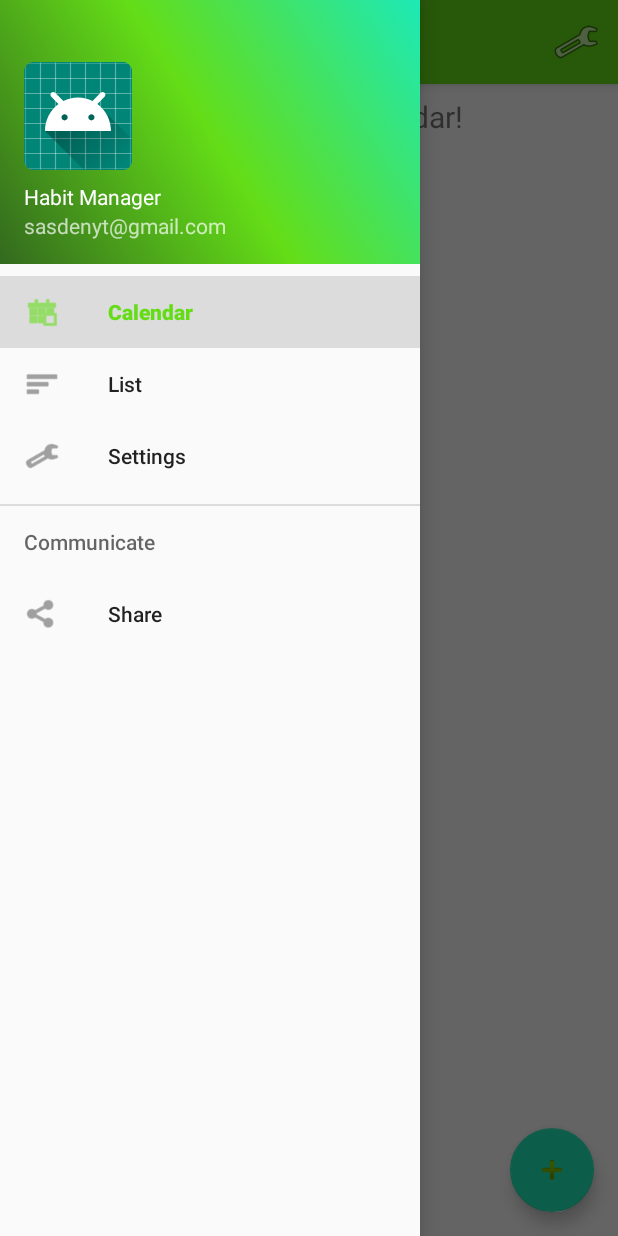
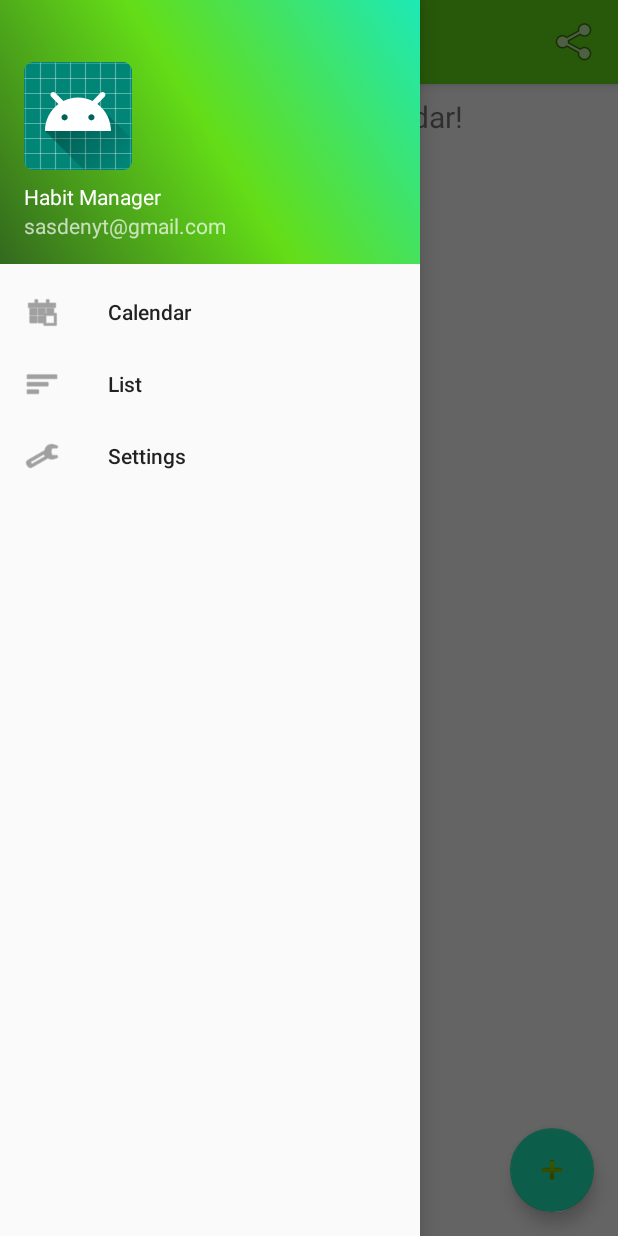
Before and after one commit to SanyaCat/Kutima, an Android app: the screen it shows after launch (MainActivity), with the side drawer open, on a phone screen of 412 x 824 dp. Run offline under Robolectric (Android 15) with nearby library versions, the phone set to English and light mode, and no system bars; our stand-ins replace data binding, navigation-ui; 3 statements that could not run were skipped.

Commit message:
add share item, add basic localization

```diff
--- a/app/src/main/res/layout/content_main.xml
+++ b/app/src/main/res/layout/content_main.xml
@@ -7,7 +7,7 @@
     app:layout_behavior="@string/appbar_scrolling_view_behavior"
     tools:showIn="@layout/app_bar_main">
 
-    <fragment
+    <androidx.fragment.app.FragmentContainerView
         android:id="@+id/nav_host_fragment"
         android:name="androidx.navigation.fragment.NavHostFragment"
         android:layout_width="match_parent"
--- a/app/src/main/res/menu/activity_main_drawer.xml
+++ b/app/src/main/res/menu/activity_main_drawer.xml
@@ -17,14 +17,4 @@
             android:icon="@android:drawable/ic_menu_preferences"
             android:title="@string/menu_settings" />
     </group>
-
-    <item android:title="@string/nav_header_communication">
-        <menu>
-            <item
-                android:id="@+id/nav_share"
-                android:icon="@android:drawable/ic_menu_share"
-                android:title="@string/menu_share" />
-        </menu>
-    </item>
-
 </menu>
--- a/app/src/main/res/menu/main.xml
+++ b/app/src/main/res/menu/main.xml
@@ -2,8 +2,8 @@
 <menu xmlns:android="http://schemas.android.com/apk/res/android"
     xmlns:app="http://schemas.android.com/apk/res-auto">
     <item
-        android:id="@+id/nav_settings"
-        android:icon="@android:drawable/ic_menu_preferences"
+        android:id="@+id/item_share"
+        android:icon="@android:drawable/ic_menu_share"
         app:showAsAction="always"
         android:title="" />
 </menu>
--- a/app/src/main/res/values/strings.xml
+++ b/app/src/main/res/values/strings.xml
@@ -1,12 +1,12 @@
 <resources>
     <string name="app_name">Habit Manager</string>
     <string name="nav_header_title">Habit Manager</string>
-    <string name="nav_header_subtitle">sasdenyt@gmail.com</string>
+    <string name="nav_header_subtitle" translatable="false">sasdenyt@gmail.com</string>
     <string name="nav_header_desc">Navigation header</string>
-    <string name="nav_header_communication">Communicate</string>
 
     <string name="menu_calendar">Calendar</string>
     <string name="menu_list">List</string>
     <string name="menu_settings">Settings</string>
-    <string name="menu_share">Share</string>
+
+    <string name="share_intent_content">My app is very-very good!!!\nYou also can find me on vk.com/sanyacat!</string>
 </resources>
--- a/build.gradle
+++ b/build.gradle
@@ -8,7 +8,7 @@ buildscript {
 
     }
     dependencies {
-        classpath 'com.android.tools.build:gradle:3.5.3'
+        classpath 'com.android.tools.build:gradle:3.6.1'
         classpath "org.jetbrains.kotlin:kotlin-gradle-plugin:$kotlin_version"
         // NOTE: Do not place your application dependencies here; they belong
         // in the individual module build.gradle files
```
Also changed, not shown: app/build.gradle (+7 -0 lines), app/src/main/java/by/mrc/android/habit_manager/MainActivity.kt (+24 -3 lines), app/src/main/java/by/mrc/android/habit_manager/share/ShareFragment.kt (deleted, +0 -34 lines), app/src/main/java/by/mrc/android/habit_manager/share/ShareViewModel.kt (deleted, +0 -13 lines), app/src/main/res/layout/fragment_share.xml (deleted, +0 -27 lines), app/src/main/res/navigation/mobile_navigation.xml (+1 -7 lines), gradle/wrapper/gradle-wrapper.properties, 1 other file.
